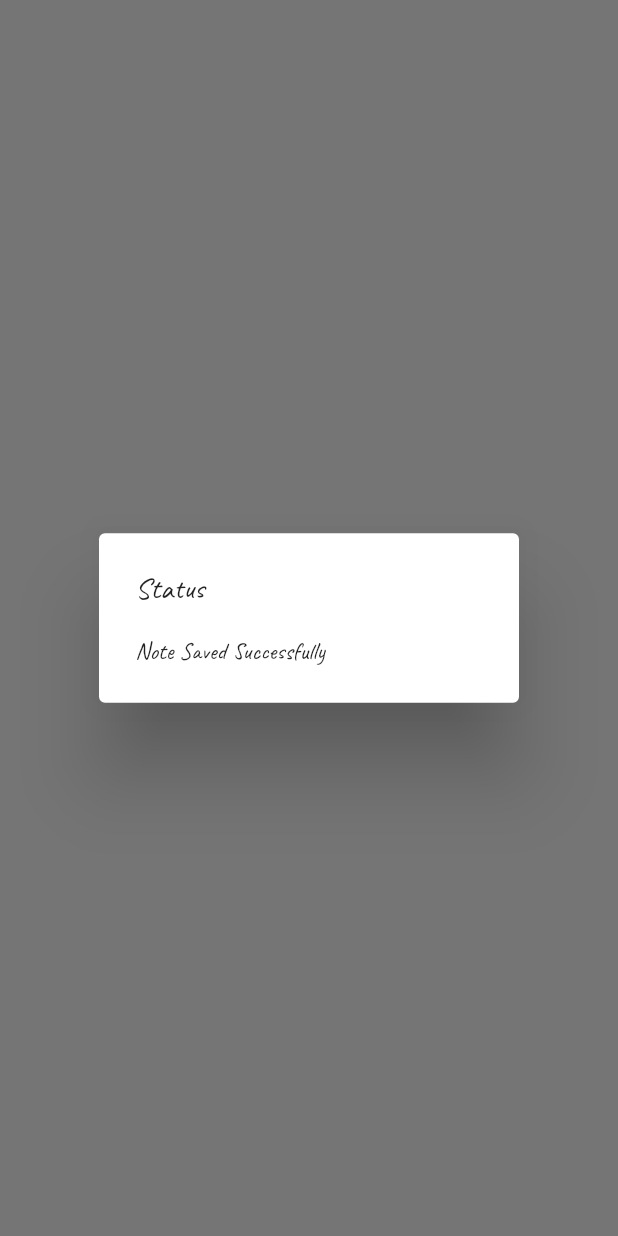
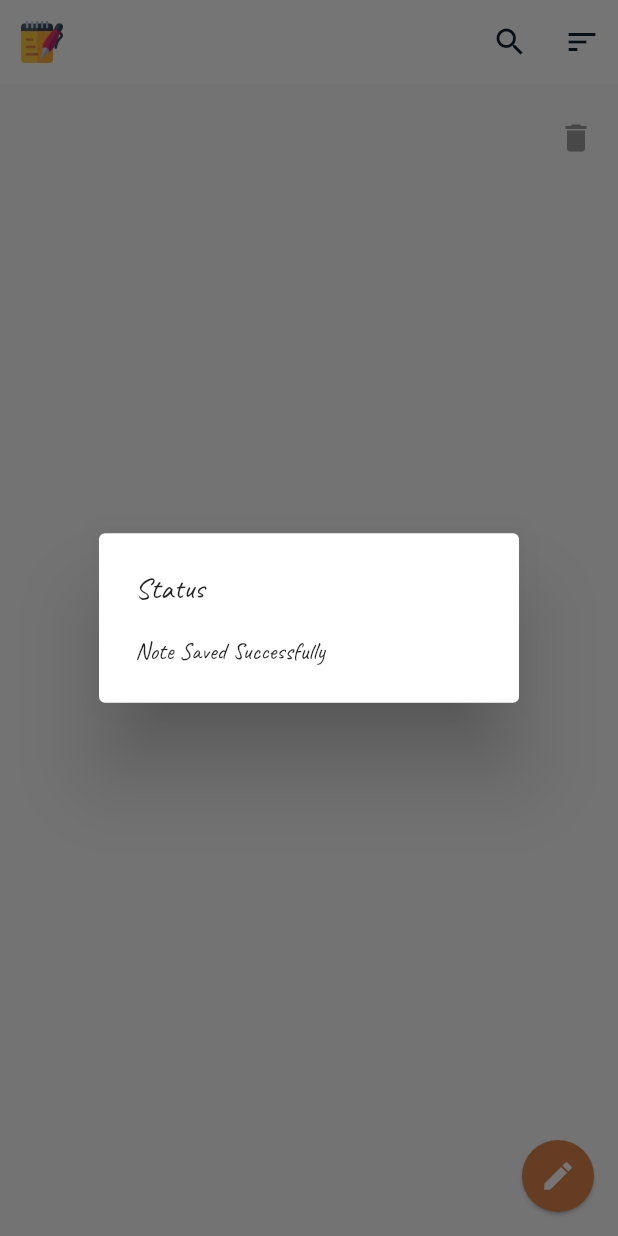
Before and after one commit to kabirnayeem99/flutter_note_app, a Flutter app: the WriteNoteScreen screen opened directly with empty values, after a tap on the "keyboard arrow left" icon, on a phone screen of 412 x 824 dp. Run offline on Flutter 3.47's test engine with Material 2 defaults, Android fonts, the phone set to English and light mode, and no system bars; our stand-ins replace sqflite; accounts and stored records are empty.

Commit message:
🕹 code tested thoroughly, fixed screen goes black bug and note not updating bug

```diff
--- a/lib/backend/database_helper.dart
+++ b/lib/backend/database_helper.dart
@@ -14,11 +14,13 @@ class DatabaseHelper {
   static DatabaseHelper _databaseHelper; //singleton database helper
   static Database _database; //singleton database
   String noteTable = "noteTable";
-  String id = 'id';
-  String title = 'title';
+  String colId = 'id';
+  String colTitle = 'title';
   String noteBody = 'noteBody';
+
   // Named constructor to create instance of database helper
   DatabaseHelper._createInstance();
+
   factory DatabaseHelper() {
     if (_databaseHelper == null) {
       _databaseHelper = DatabaseHelper._createInstance();
@@ -40,21 +42,21 @@ class DatabaseHelper {
     it will create a table for storing the notes.
      */
     String path = join(await getDatabasesPath(), 'noteSchema.db');
-    final Future<Database> database = openDatabase(
+    final Future<Database> noteDatabase = openDatabase(
       path,
       // Set the version. This executes the onCreate function and provides a
       // path to perform database upgrades and downgrades.
       version: 1,
       // When the database is first created, create a table to store notes.
-      onCreate: createDatabase,
+      onCreate: _createDatabase,
     );
-    print("database was initialised in $path");
-    return database;
+    print("noteDatabase was initialised in $path");
+    return noteDatabase;
   }
 
-  void createDatabase(Database db, int newVersion) async {
+  void _createDatabase(Database db, int newVersion) async {
     await db.execute(
-      "CREATE TABLE $noteTable($id INTEGER PRIMARY KEY AUTOINCREMENT, $title TEXT, $noteBody TEXT)",
+      "CREATE TABLE $noteTable($colId INTEGER PRIMARY KEY AUTOINCREMENT, $colTitle TEXT, $noteBody TEXT)",
     );
     print("$noteTable was created");
   }
@@ -64,7 +66,7 @@ class DatabaseHelper {
       same as select * from note_table;
        */
     Database db = await this.database;
-    Future<List<Map<String, dynamic>>> result = db.query(noteTable);
+    var result = db.query(noteTable, orderBy: '$colId');
     print(result);
     return result;
   }
@@ -86,7 +88,7 @@ class DatabaseHelper {
     var result = await db.update(
       noteTable,
       note.toMap(),
-      where: "$id = ?",
+      where: "$colId = ?",
       whereArgs: [note.id],
     );
     print('$result > updated: ${note.title} ${note.noteBody}');
@@ -94,9 +96,10 @@ class DatabaseHelper {
     return result;
   }
 
-  Future<int> deleteNoteFromDb(int sid) async {
+  Future<int> deleteNoteFromDb(int id) async {
     Database db = await this.database;
-    var result = await db.rawDelete("delete from $noteTable where $id = $sid");
+    int result =
+        await db.rawDelete("delete from $noteTable where $colId = $id");
     return result;
   }
 
@@ -121,14 +124,12 @@ class DatabaseHelper {
      */
     var noteMapList = await getNoteMapList();
     int count = noteMapList.length;
-    List<Note> noteList = [];
+    List<Note> noteList = List<Note>();
 
-    if (count != 0) {
-      for (int eachNoteMapIndex = 0;
-          eachNoteMapIndex < count;
-          eachNoteMapIndex++) {
-        noteList.add(Note.fromMap(noteMapList[eachNoteMapIndex]));
-      }
+    for (int eachNoteMapIndex = 0;
+        eachNoteMapIndex < count;
+        eachNoteMapIndex++) {
+      noteList.add(Note.fromMap(noteMapList[eachNoteMapIndex]));
     }
 
     return noteList;
--- a/lib/main.dart
+++ b/lib/main.dart
@@ -1,12 +1,11 @@
 import 'package:flutter/material.dart';
 import 'package:flutter_note_app/backend/database_helper.dart';
 import 'package:flutter_note_app/ui/screens/notes_list_screen.dart';
-import 'package:sqflite/sqlite_api.dart';
 
 void main() => runApp(MyApp());
 
 class MyApp extends StatelessWidget {
-  DatabaseHelper databaseHelper = DatabaseHelper();
+  final DatabaseHelper databaseHelper = DatabaseHelper();
   @override
   Widget build(BuildContext context) {
     databaseHelper.initialiseDatabase();
--- a/lib/ui/screens/notes_list_screen.dart
+++ b/lib/ui/screens/notes_list_screen.dart
@@ -4,8 +4,6 @@ import 'package:flutter_note_app/backend/note_model.dart';
 import 'package:flutter_note_app/constants.dart';
 import 'package:flutter_note_app/ui/screens/write_note_screen.dart';
 import 'package:flutter_note_app/ui/widgets/logo_image_title.dart';
-import 'package:flutter_note_app/ui/widgets/notes_list_tile.dart';
-import 'package:path/path.dart';
 import 'package:sqflite/sqflite.dart';
 
 class NotesListScreen extends StatefulWidget {
@@ -30,7 +28,16 @@ class _NotesListScreenState extends State<NotesListScreen> {
   }
 
   void _showSnackBar(BuildContext context, String message) {
-    final snackBar = SnackBar(content: Text(message));
+    final snackBar = SnackBar(
+      backgroundColor: buttonColor,
+      content: Text(
+        message,
+        style: TextStyle(
+          fontFamily: "Caveat",
+          fontSize: 20,
+        ),
+      ),
+    );
     Scaffold.of(context).showSnackBar(snackBar);
   }
 
@@ -49,20 +56,17 @@ class _NotesListScreenState extends State<NotesListScreen> {
   }
 
   void navigateToWriteNote(BuildContext context, Note note) async {
-    bool result = await Navigator.push(
+    await Navigator.push(
       context,
       MaterialPageRoute(
         builder: (context) => WriteNoteScreen(note),
       ),
     );
-
-    if (result == true) {
-      updateListView();
-    }
   }
 
   @override
   Widget build(BuildContext context) {
+    updateListView();
     return Scaffold(
       appBar: AppBar(
         leading: Transform.scale(
@@ -118,8 +122,14 @@ class _NotesListScreenState extends State<NotesListScreen> {
       itemCount: count,
       itemBuilder: (context, index) {
         return ListTile(
-          title: Text(noteList[index].title),
-          subtitle: Text(noteList[index].noteBody),
+          title: Text(
+            noteList[index].title,
+            style: TextStyle(fontSize: 24),
+          ),
+          subtitle: Text(
+            noteList[index].noteBody,
+            style: TextStyle(fontSize: 20),
+          ),
           trailing: GestureDetector(
             child: Icon(
               Icons.delete,
--- a/lib/ui/screens/write_note_screen.dart
+++ b/lib/ui/screens/write_note_screen.dart
@@ -3,7 +3,6 @@ import 'package:flutter_note_app/backend/database_helper.dart';
 import 'package:flutter_note_app/backend/note_model.dart';
 import 'package:flutter_note_app/constants.dart';
 import 'package:flutter_note_app/ui/widgets/logo_image_title.dart';
-import 'package:flutter_note_app/ui/widgets/write_note_field.dart';
 
 class WriteNoteScreen extends StatefulWidget {
   final Note note;
@@ -20,13 +19,8 @@ class _WriteNoteScreenState extends State<WriteNoteScreen> {
 
   _WriteNoteScreenState(this.note);
 
-  void navigateToLastScreen() {
-    Navigator.pop(context, true);
-  }
-
   int result;
   void saveNote() async {
-    navigateToLastScreen();
     int result;
     if (note.id != null) {
       // Case 1: Update operation
@@ -85,12 +79,7 @@ class _WriteNoteScreenState extends State<WriteNoteScreen> {
     noteTitleEditingController.text = note.title;
     noteBodyEditingController.text = note.noteBody;
 
-    return WillPopScope(
-      // ignore: missing_return
-      onWillPop: () {
-        navigateToLastScreen();
-      },
-      child: Scaffold(
+    return Scaffold(
       appBar: AppBar(
         elevation: 0,
         leading: IconButton(
@@ -101,7 +90,7 @@ class _WriteNoteScreenState extends State<WriteNoteScreen> {
           iconSize: titleFontSize,
           onPressed: () {
             saveNote();
-              navigateToLastScreen();
+            Navigator.pop(context);
           },
         ),
         backgroundColor: Colors.white,
@@ -113,7 +102,7 @@ class _WriteNoteScreenState extends State<WriteNoteScreen> {
         actions: <Widget>[
           IconButton(
             icon: Icon(
-                Icons.delete_outline,
+              Icons.not_interested,
               size: 27,
               color: navigationIconColor,
             ),
@@ -125,7 +114,7 @@ class _WriteNoteScreenState extends State<WriteNoteScreen> {
           ),
           IconButton(
             icon: Icon(
-                Icons.save,
+              Icons.done,
               size: 27,
               color: navigationIconColor,
             ),
@@ -201,7 +190,6 @@ class _WriteNoteScreenState extends State<WriteNoteScreen> {
           ],
         ),
       ),
-      ),
     );
   }
 }
```
Also changed, not shown: lib/backend/note_model.dart (+4 -4 lines), pubspec.lock. Lines whose indentation alone changed are shown as unchanged.
